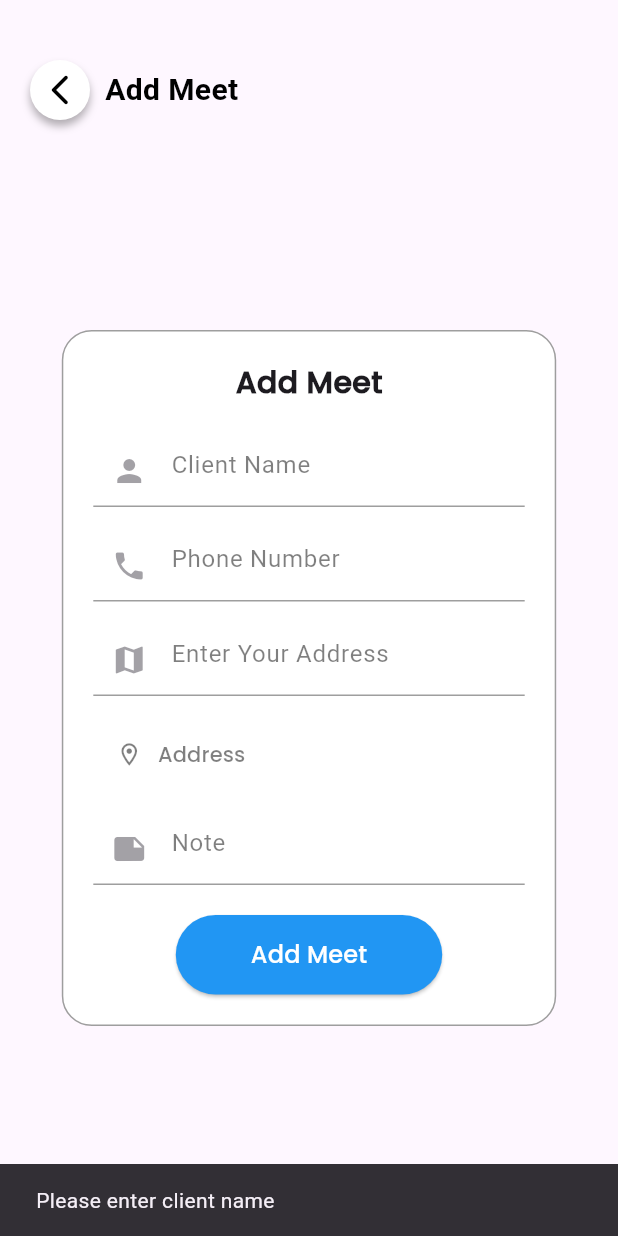
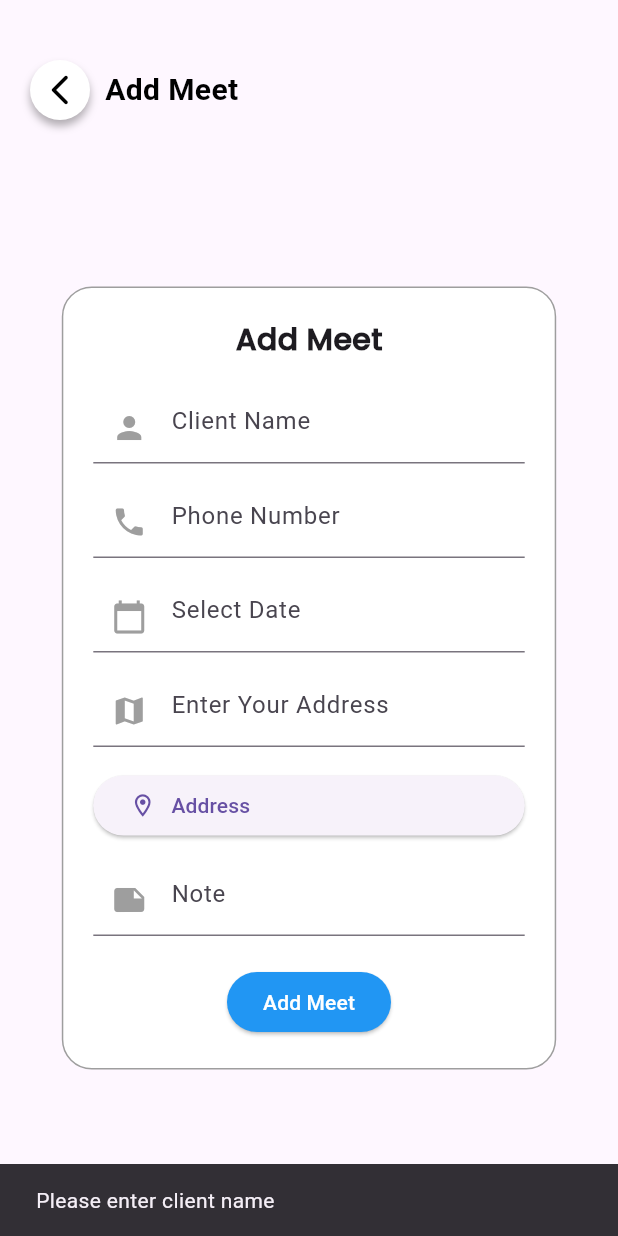
Before and after one commit to Arkariza/MyActifity, a Flutter app: the AddMeet screen opened directly, after a tap on "Add Meet", on a phone screen of 412 x 824 dp. Run offline on Flutter 3.47's test engine with Material 3 defaults, Android fonts, the phone set to English and light mode, and no system bars; our stand-ins replace carousel_slider, curved_navigation_bar, flutter_map, geolocator, google_maps_flutter, latlong2 and 3 more; accounts and stored records are empty.

Commit message:
Update AddMeet.dart

```diff
--- a/my_activity/lib/Sales/Home/Page/Meet/AddMeet.dart
+++ b/my_activity/lib/Sales/Home/Page/Meet/AddMeet.dart
@@ -1,5 +1,6 @@
 import 'package:flutter/material.dart';
 import 'package:google_maps_flutter/google_maps_flutter.dart';
+import 'package:my_activity/Sales/Home/Activity.dart';
 import 'package:my_activity/Sales/Home/Page/Location/maps_location.dart';
 import 'package:http/http.dart' as http;
 import 'package:shared_preferences/shared_preferences.dart';
@@ -33,6 +34,7 @@ class _AddMeetState extends State<AddMeet> {
 
   final TextEditingController _clientNameController = TextEditingController();
   final TextEditingController _phoneNumberController = TextEditingController();
+  final TextEditingController _dateController = TextEditingController();
   final TextEditingController _addressController = TextEditingController();
   final TextEditingController _noteController = TextEditingController();
 
@@ -57,6 +59,21 @@ class _AddMeetState extends State<AddMeet> {
     }
   }
 
+  Future<void> _pickDate() async {
+    DateTime? pickedDate = await showDatePicker(
+      context: context,
+      initialDate: DateTime.now(),
+      firstDate: DateTime(2000),
+      lastDate: DateTime(2100),
+    );
+
+    if (pickedDate != null) {
+      setState(() {
+        _dateController.text = "${pickedDate.toLocal()}".split(' ')[0];
+      });
+    }
+  }
+
   Future<void> _addMeet() async {
   if (_clientNameController.text.isEmpty) {
     _showSnackBar('Please enter client name');
@@ -64,6 +81,10 @@ class _AddMeetState extends State<AddMeet> {
   }
   if (_phoneNumberController.text.isEmpty) {
     _showSnackBar('Please enter phone number');
+    return;
+  }
+  if (_dateController.text.isEmpty) {
+    _showSnackBar('Please select date');
     return;
   }
   if (_addressController.text.isEmpty) {
@@ -90,7 +111,8 @@ class _AddMeetState extends State<AddMeet> {
   final meetData = {
     'client_name': _clientNameController.text,
     'phone_num': _phoneNumberController.text,
-      'address':    _addressController.text,
+    'date': _dateController.text,
+    'address': _addressController.text,
     'latitude': _selectedLocation!.latitude,
     'longitude': _selectedLocation!.longitude,
     'note': _noteController.text,
@@ -107,21 +129,10 @@ class _AddMeetState extends State<AddMeet> {
     );
 
     if (response.statusCode == 201) {
-        showDialog(
-          context: context,
-          builder: (context) => AlertDialog(
-            title: const Text('Success'),
-            content: const Text('Meet has been added successfully!'),
-            actions: [
-              TextButton(
-                onPressed: () {
-                  Navigator.pop(context);
-                  _resetForm();
-                },
-                child: const Text('OK'),
-              )
-            ],
-          ),
+      // Pindahkan halaman ke Activity setelah berhasil
+      Navigator.pushReplacement(
+        context,
+        MaterialPageRoute(builder: (context) => const Activity()),
       );
     } else {
       final errorBody = jsonDecode(response.body);
@@ -132,9 +143,11 @@ class _AddMeetState extends State<AddMeet> {
   }
 }
 
+
   void _resetForm() {
     _clientNameController.clear();
     _phoneNumberController.clear();
+    _dateController.clear();
     _addressController.clear();
     _noteController.clear();
     setState(() {
@@ -219,125 +232,55 @@ class _AddMeetState extends State<AddMeet> {
                         const SizedBox(height: 20),
                         TextFormField(
                           controller: _clientNameController,
-                          decoration: InputDecoration(
-                            prefixIcon: const Opacity(
-                              opacity: 0.5,
-                              child: Icon(Icons.person),
-                            ),
-                            filled: true,
-                            fillColor: Colors.white,
+                          decoration: const InputDecoration(
+                            prefixIcon: Icon(Icons.person, color: Colors.grey),
                             hintText: 'Client Name',
-                            hintStyle: TextStyle(color: Colors.black.withOpacity(0.5)),
-                            border: const UnderlineInputBorder(
-                              borderSide: BorderSide(color: Colors.grey),
-                            ),
-                            enabledBorder: const UnderlineInputBorder(
-                              borderSide: BorderSide(color: Colors.grey),
-                            ),
-                            focusedBorder: const UnderlineInputBorder(
-                              borderSide: BorderSide(color: Colors.blue),
-                            ),
                           ),
                         ),
                         const SizedBox(height: 15),
                         TextFormField(
                           controller: _phoneNumberController,
                           keyboardType: TextInputType.phone,
-                          decoration: InputDecoration(
-                            prefixIcon: const Opacity(
-                              opacity: 0.5,
-                              child: Icon(Icons.phone),
+                          decoration: const InputDecoration(
+                            prefixIcon: Icon(Icons.phone, color: Colors.grey),
+                            hintText: 'Phone Number',
                           ),
-                            filled: true,
-                            fillColor: Colors.white,
-                            hintText: 'Phone Number',
-                            hintStyle: TextStyle(color: Colors.black.withOpacity(0.5)),
-                            border: const UnderlineInputBorder(
-                              borderSide: BorderSide(color: Colors.grey),
                         ),
-                            enabledBorder: const UnderlineInputBorder(
-                              borderSide: BorderSide(color: Colors.grey),
-                            ),
-                            focusedBorder: const UnderlineInputBorder(
-                              borderSide: BorderSide(color: Colors.blue),
-                            ),
+                        const SizedBox(height: 15),
+                        TextFormField(
+                          controller: _dateController,
+                          readOnly: true,
+                          onTap: _pickDate,
+                          decoration: const InputDecoration(
+                            prefixIcon: Icon(Icons.calendar_today, color: Colors.grey),
+                            hintText: 'Select Date',
                           ),
                         ),
                         const SizedBox(height: 15),
                         TextFormField(
                           controller: _addressController,
-                          keyboardType: TextInputType.text,
-                          decoration: InputDecoration(
-                            prefixIcon: const Opacity(
-                              opacity: 0.5,
-                              child: Icon(Icons.map),
-                            ),
-                            filled: true,
-                            fillColor: Colors.white,
+                          decoration: const InputDecoration(
+                            prefixIcon: Icon(Icons.map, color: Colors.grey),
                             hintText: 'Enter Your Address',
-                            hintStyle: TextStyle(color: Colors.black.withOpacity(0.5)),
-                            border: const UnderlineInputBorder(
-                              borderSide: BorderSide(color: Colors.grey),
-                            ),
-                            enabledBorder: const UnderlineInputBorder(
-                              borderSide: BorderSide(color: Colors.grey),
-                            ),
-                            focusedBorder: const UnderlineInputBorder(
-                              borderSide: BorderSide(color: Colors.blue),
-                            ),
                           ),
                         ),
                         const SizedBox(height: 15),
                         ElevatedButton(
                           onPressed: _openMapsLocation,
-                          style: ElevatedButton.styleFrom(
-                            backgroundColor: Colors.white,
-                            elevation: 0,
-                            padding: const EdgeInsets.symmetric(vertical: 10, horizontal: 15)
-                          ),
                           child: Row(
                             children: [
-                              Icon(Icons.location_on_outlined, color: Colors.black.withOpacity(0.5)),
+                              const Icon(Icons.location_on_outlined),
                               const SizedBox(width: 10),
-                              Expanded(
-                                child: SingleChildScrollView(
-                                  scrollDirection: Axis.horizontal,
-                                  child: Text(
-                                    _addressText,
-                                    style: TextStyle(
-                                      color: _addressText == 'Address'
-                                        ? Colors.black.withOpacity(0.5)
-                                        : Colors.black,
-                                      fontFamily: 'Poppins',
-                                    ),
-                                    overflow: TextOverflow.visible,
-                                  ),
-                                ),
-                              ),
+                              Expanded(child: Text(_addressText)),
                             ],
                           ),
                         ),
                         const SizedBox(height: 15),
                         TextFormField(
                           controller: _noteController,
-                          decoration: InputDecoration(
-                            prefixIcon: const Opacity(
-                              opacity: 0.5,
-                              child: Icon(Icons.note),
-                            ),
-                            filled: true,
-                            fillColor: Colors.white,
+                          decoration: const InputDecoration(
+                            prefixIcon: Icon(Icons.note, color: Colors.grey),
                             hintText: 'Note',
-                            hintStyle: TextStyle(color: Colors.black.withOpacity(0.5)),
-                            border: const UnderlineInputBorder(
-                              borderSide: BorderSide(color: Colors.grey),
-                            ),
-                            enabledBorder: const UnderlineInputBorder(
-                              borderSide: BorderSide(color: Colors.grey),
-                            ),
-                            focusedBorder: const UnderlineInputBorder(
-                              borderSide: BorderSide(color: Colors.blue),
-                            ),
                           ),
                         ),
                         const SizedBox(height: 20),
@@ -345,18 +288,13 @@ class _AddMeetState extends State<AddMeet> {
                           onPressed: _addMeet,
                           style: ElevatedButton.styleFrom(
                             backgroundColor: Colors.blue,
-                            padding: const EdgeInsets.symmetric(vertical: 15, horizontal: 50),
                             shape: RoundedRectangleBorder(
                               borderRadius: BorderRadius.circular(30),
                             ),
                           ),
                           child: const Text(
                             'Add Meet',
-                            style: TextStyle(
-                              fontFamily: 'Poppins',
-                              color: Colors.white,
-                              fontSize: 16,
-                            ),
+                            style: TextStyle(color: Colors.white),
                           ),
                         ),
                       ],
@@ -375,6 +313,7 @@ class _AddMeetState extends State<AddMeet> {
   void dispose() {
     _clientNameController.dispose();
     _phoneNumberController.dispose();
+    _dateController.dispose();
     _addressController.dispose();
     _noteController.dispose();
     super.dispose();
```
Lines whose indentation alone changed are shown as unchanged.
